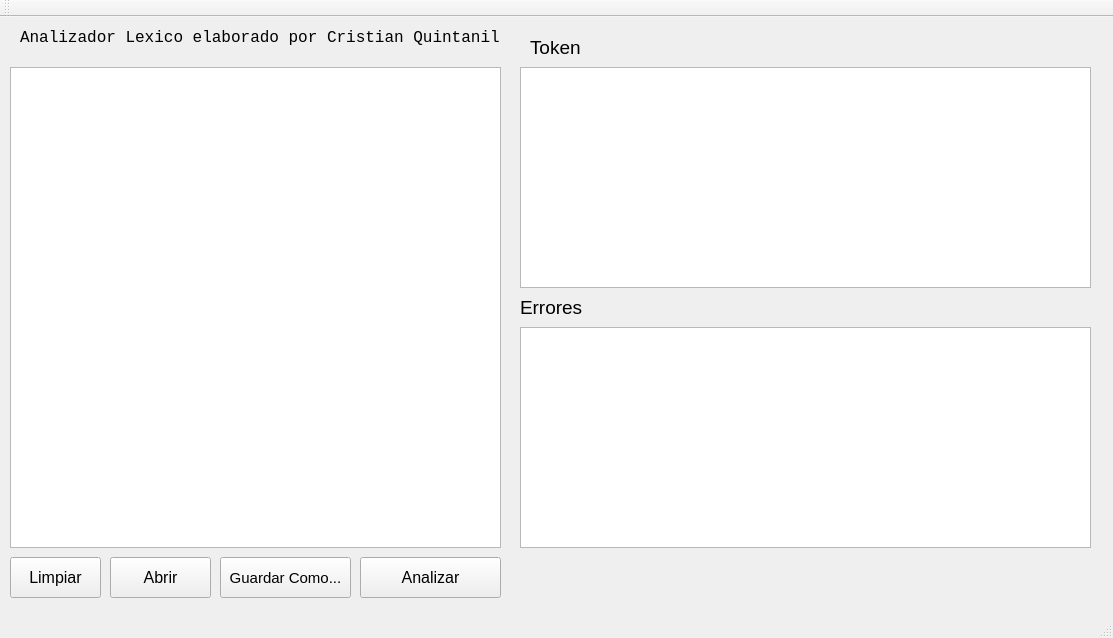
First picture: the form in mainwindow.ui, repository cristian-quintanilla/analizadorlexico, before the edit.
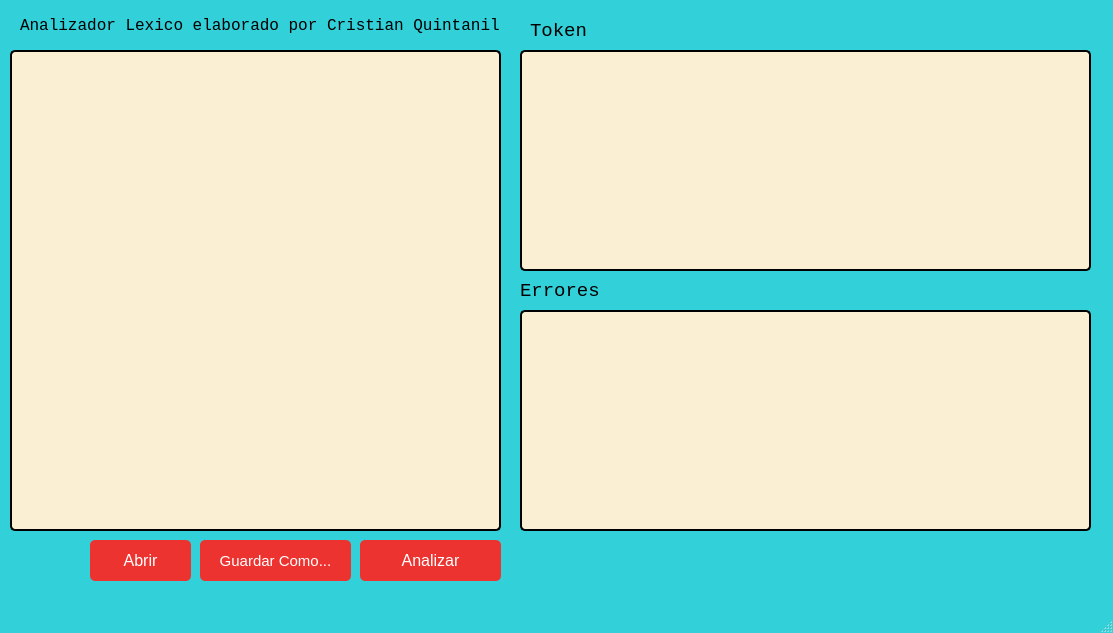
Second picture: the form after the edit.

Commit message: Diseño de la Interfaz

Patch:
```diff
--- a/mainwindow.ui
+++ b/mainwindow.ui
@@ -7,12 +7,38 @@
     <x>0</x>
     <y>0</y>
     <width>1113</width>
-    <height>638</height>
+    <height>633</height>
    </rect>
   </property>
   <property name="windowTitle">
    <string>Cristian Quintanilla - Analizador Lexico</string>
   </property>
+  <property name="styleSheet">
+   <string notr="true">QMainWindow {
+	background-color: #32D0D9;
+}
+
+QPushButton{
+	color: #fff !important;
+	background: #ed3330;
+	border-radius: 5px;
+}
+
+QPushButton:hover:!pressed{
+	background: #434343;
+}
+
+QPlainTextEdit{
+	background-color: #FAEFD2;
+	border-radius: 5px;
+	border: 2px solid black;
+	padding: 15px;
+}
+
+QPlainTextEdit:hover:!pressed{
+	border: 2px solid gray;
+}</string>
+  </property>
   <widget class="QWidget" name="centralWidget">
    <widget class="QPlainTextEdit" name="textoAnalizar">
     <property name="geometry">
@@ -59,6 +85,7 @@
     </property>
     <property name="font">
      <font>
+      <family>Consolas</family>
       <pointsize>14</pointsize>
      </font>
     </property>
@@ -77,6 +104,7 @@
     </property>
     <property name="font">
      <font>
+      <family>Consolas</family>
       <pointsize>14</pointsize>
      </font>
     </property>
@@ -87,7 +115,7 @@
    <widget class="QPushButton" name="pushButton_2">
     <property name="geometry">
      <rect>
-      <x>110</x>
+      <x>90</x>
       <y>540</y>
       <width>101</width>
       <height>41</height>
@@ -134,30 +162,12 @@
      </font>
     </property>
    </widget>
-   <widget class="QPushButton" name="pushButton_3">
-    <property name="geometry">
-     <rect>
-      <x>10</x>
-      <y>540</y>
-      <width>91</width>
-      <height>41</height>
-     </rect>
-    </property>
-    <property name="font">
-     <font>
-      <pointsize>12</pointsize>
-     </font>
-    </property>
-    <property name="text">
-     <string>Limpiar</string>
-    </property>
-   </widget>
    <widget class="QPushButton" name="pushButton_4">
     <property name="geometry">
      <rect>
-      <x>220</x>
+      <x>200</x>
       <y>540</y>
-      <width>131</width>
+      <width>151</width>
       <height>41</height>
      </rect>
     </property>
@@ -176,7 +186,7 @@
       <x>20</x>
       <y>10</y>
       <width>481</width>
-      <height>21</height>
+      <height>31</height>
      </rect>
     </property>
     <property name="font">
@@ -200,14 +210,6 @@
     </rect>
    </property>
   </widget>
-  <widget class="QToolBar" name="mainToolBar">
-   <attribute name="toolBarArea">
-    <enum>TopToolBarArea</enum>
-   </attribute>
-   <attribute name="toolBarBreak">
-    <bool>false</bool>
-   </attribute>
-  </widget>
   <widget class="QStatusBar" name="statusBar"/>
   <action name="actionAbrir">
    <property name="text">
```
Left out of the diff: 9 changed lines with no effect on the pictures. The commit also changes 3 other files.
